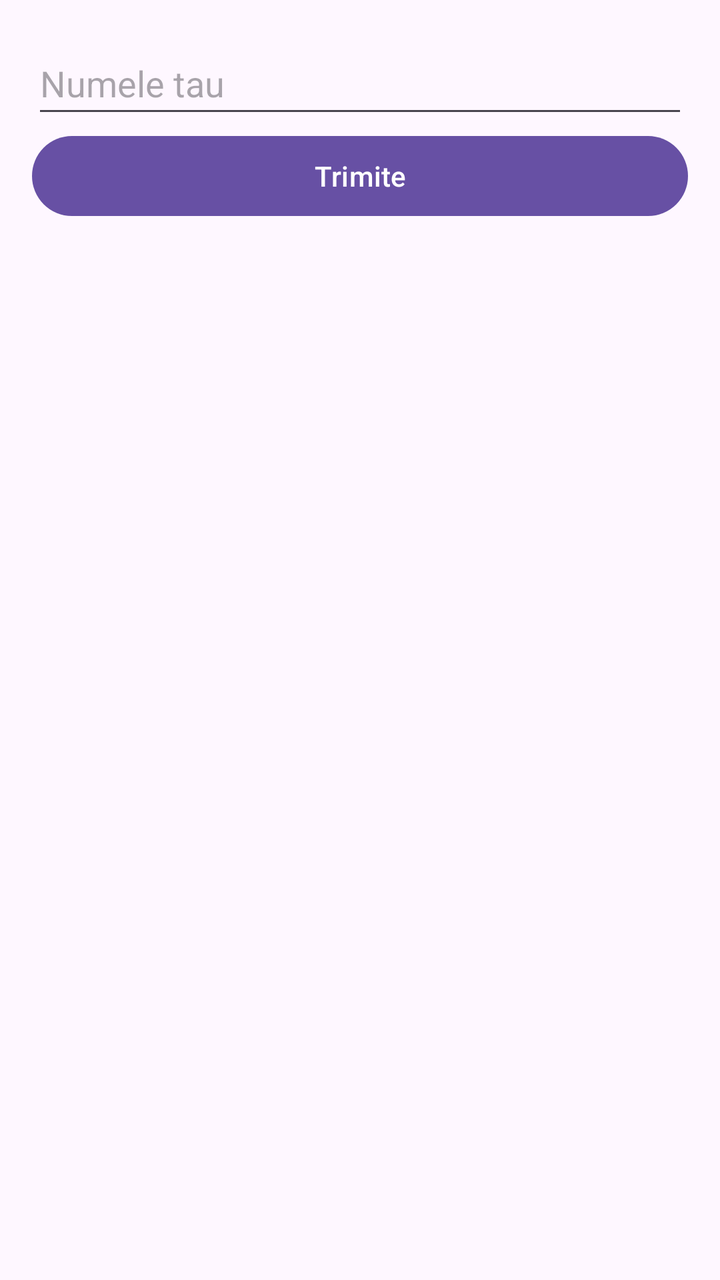
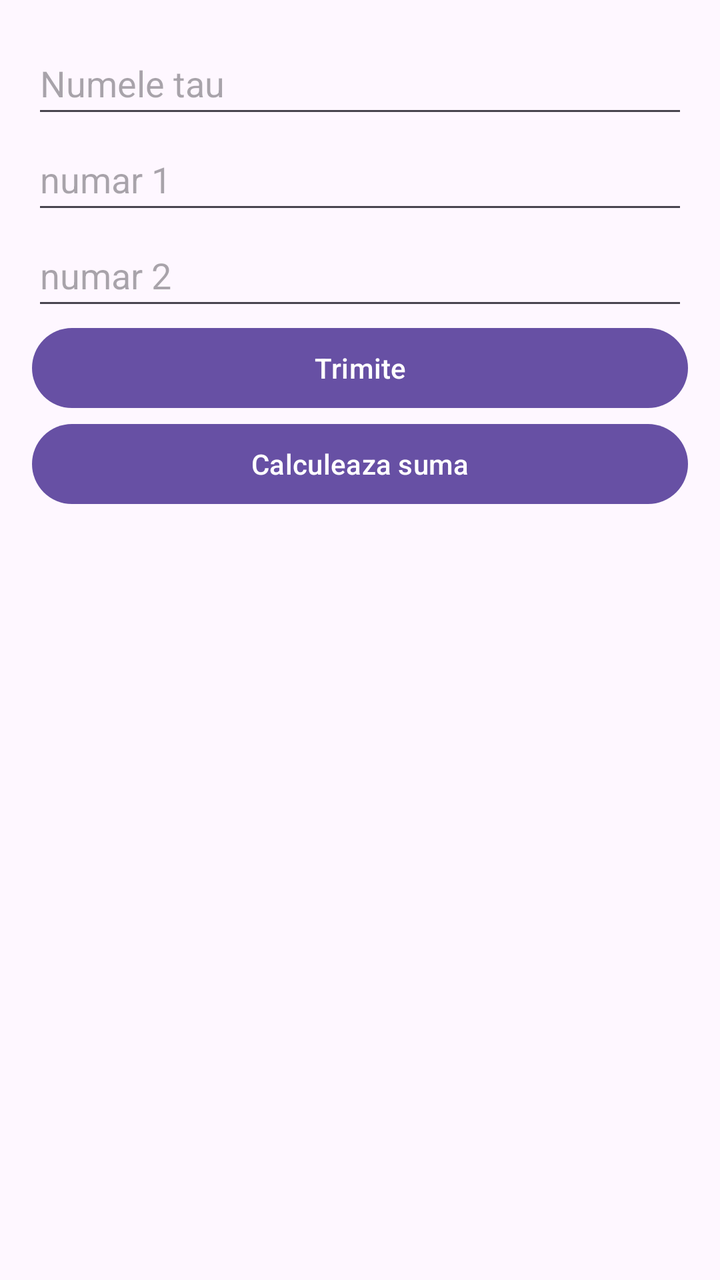

Screens rendered from an Android XML layout before and after an edit, with the pre-edit source and the edit as a unified diff.
<!-- AndroidManifest.xml: application theme Theme.Seminar03 -->
<!-- res/layout/fragment_first.xml -->
<?xml version="1.0" encoding="utf-8"?>
<LinearLayout xmlns:android="http://schemas.android.com/apk/res/android"
    android:layout_width="match_parent"
    android:layout_height="match_parent"
    android:orientation="vertical"
    android:padding="16dp">

    <EditText
        android:id="@+id/etName"
        android:layout_width="match_parent"
        android:layout_height="wrap_content"
        android:hint="@string/hint_name"
        android:inputType="textPersonName"
        android:minHeight="48dp" />

    <Button
        android:id="@+id/btnSend"
        android:layout_width="match_parent"
        android:layout_height="wrap_content"
        android:text="@string/btn_send" />
</LinearLayout>
<!-- resources referenced by this layout -->
<resources>
  <string name="btn_send">Trimite</string>
  <string name="hint_name">Numele tau</string>
  <style name="Theme.Seminar03" parent="Base.Theme.Seminar03" />
  <style name="Base.Theme.Seminar03" parent="Theme.Material3.DayNight.NoActionBar">
          
          
      </style>
</resources>

<!-- the commit's change to res/layout/fragment_first.xml (unified diff, before → after) -->
@@ -13,9 +13,31 @@
         android:inputType="textPersonName"
         android:minHeight="48dp" />
 
+    <EditText
+        android:id="@+id/etA"
+        android:layout_width="match_parent"
+        android:layout_height="wrap_content"
+        android:hint="numar 1"
+        android:inputType="numberDecimal|numberSigned"
+        android:minHeight="48dp" />
+
+    <EditText
+        android:id="@+id/etB"
+        android:layout_width="match_parent"
+        android:layout_height="wrap_content"
+        android:hint="numar 2"
+        android:inputType="numberDecimal|numberSigned"
+        android:minHeight="48dp" />
+
     <Button
         android:id="@+id/btnSend"
         android:layout_width="match_parent"
         android:layout_height="wrap_content"
         android:text="@string/btn_send" />
+
+    <Button
+        android:id="@+id/btnCalculate"
+        android:layout_width="match_parent"
+        android:layout_height="wrap_content"
+        android:text="Calculeaza suma" />
 </LinearLayout>
